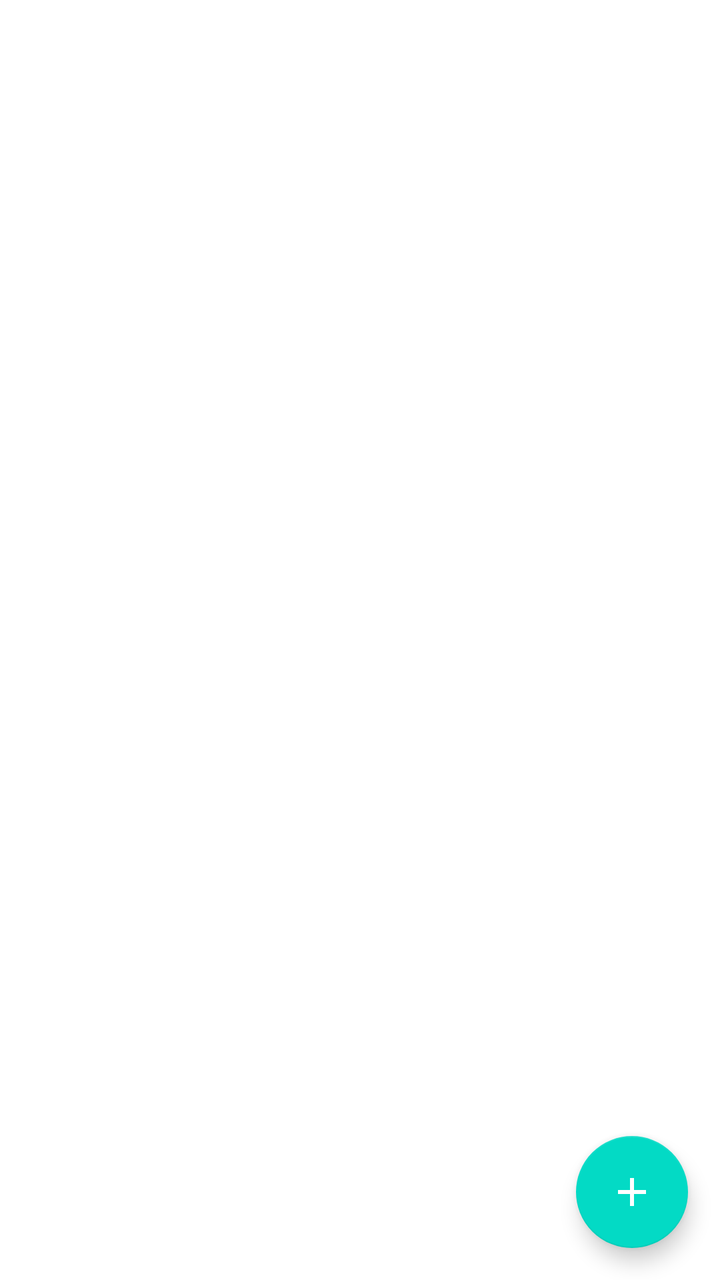
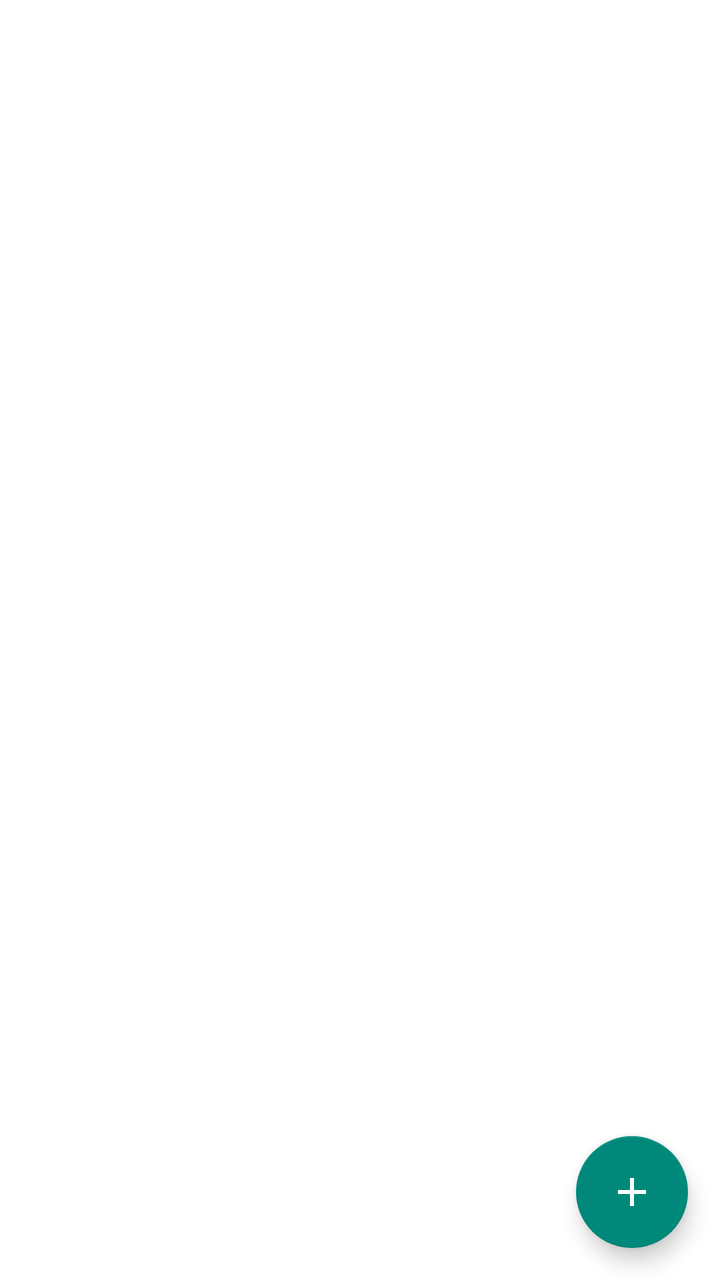

An Android layout rendered at two revisions. The XML below is the earlier revision; the diff shows what the commit changed to produce the second picture.
<!-- AndroidManifest.xml: application theme Theme.Timetable -->
<!-- res/layout/fragment_course_management.xml -->
<?xml version="1.0" encoding="utf-8"?>
<androidx.coordinatorlayout.widget.CoordinatorLayout
    xmlns:android="http://schemas.android.com/apk/res/android"
    xmlns:app="http://schemas.android.com/apk/res-auto"
    android:layout_width="match_parent"
    android:layout_height="match_parent">

    <androidx.recyclerview.widget.RecyclerView
        android:id="@+id/rv_course_list"
        android:layout_width="match_parent"
        android:layout_height="match_parent"
        android:clipToPadding="false"
        android:paddingBottom="80dp" />

    <TextView
        android:id="@+id/tv_empty"
        android:layout_width="match_parent"
        android:layout_height="match_parent"
        android:gravity="center"
        android:text="@string/empty_course_list"
        android:textColor="?android:attr/textColorSecondary"
        android:textSize="16sp"
        android:visibility="gone" />

    <com.google.android.material.floatingactionbutton.FloatingActionButton
        android:id="@+id/fab_add_course"
        android:layout_width="wrap_content"
        android:layout_height="wrap_content"
        android:layout_gravity="bottom|end"
        android:layout_margin="16dp"
        android:contentDescription="@string/add_course"
        android:src="@drawable/ic_add"
        app:tint="@android:color/white" />

</androidx.coordinatorlayout.widget.CoordinatorLayout>
<!-- resources referenced by this layout -->
<resources>
  <!-- drawable ic_add (drawable) -->
  <?xml version="1.0" encoding="utf-8"?>
  <vector xmlns:android="http://schemas.android.com/apk/res/android"
      android:width="24dp"
      android:height="24dp"
      android:viewportWidth="24"
      android:viewportHeight="24">
      <path
          android:fillColor="#FFFFFF"
          android:pathData="M19,13h-6v6h-2v-6H5v-2h6V5h2v6h6v2z" />
  </vector>
  <string name="add_course">添加课程</string>
  <string name="empty_course_list">暂无课程，点击右下角添加</string>
  <style name="Theme.Timetable" parent="Theme.MaterialComponents.DayNight.DarkActionBar">
          
          <item name="colorPrimary">@color/purple_500</item>
          <item name="colorPrimaryVariant">@color/purple_700</item>
          <item name="colorOnPrimary">@color/white</item>
          
          <item name="colorSecondary">@color/teal_200</item>
          <item name="colorSecondaryVariant">@color/teal_700</item>
          <item name="colorOnSecondary">@color/black</item>
          
          <item name="android:statusBarColor">?attr/colorPrimaryVariant</item>
          
      </style>
  <color name="purple_500">#FF6200EE</color>
  <color name="purple_700">#FF3700B3</color>
  <color name="white">#FFFFFFFF</color>
  <color name="teal_200">#FF03DAC5</color>
  <color name="teal_700">#FF018786</color>
  <color name="black">#FF000000</color>
</resources>

<!-- the commit's change to res/layout/fragment_course_management.xml (unified diff, before → after) -->
@@ -3,14 +3,16 @@
     xmlns:android="http://schemas.android.com/apk/res/android"
     xmlns:app="http://schemas.android.com/apk/res-auto"
     android:layout_width="match_parent"
-    android:layout_height="match_parent">
+    android:layout_height="match_parent"
+    android:background="?android:attr/colorBackground">
 
     <androidx.recyclerview.widget.RecyclerView
         android:id="@+id/rv_course_list"
         android:layout_width="match_parent"
         android:layout_height="match_parent"
         android:clipToPadding="false"
-        android:paddingBottom="80dp" />
+        android:paddingTop="8dp"
+        android:paddingBottom="88dp" />
 
     <TextView
         android:id="@+id/tv_empty"
@@ -30,6 +32,8 @@
         android:layout_margin="16dp"
         android:contentDescription="@string/add_course"
         android:src="@drawable/ic_add"
-        app:tint="@android:color/white" />
+        app:tint="@android:color/white"
+        app:fabSize="normal"
+        app:maxImageSize="24dp" />
 
 </androidx.coordinatorlayout.widget.CoordinatorLayout>
<!-- resource entries referenced after the edit -->
@@ -13,24 +13,25 @@
   </vector>
   <string name="add_course">添加课程</string>
   <string name="empty_course_list">暂无课程，点击右下角添加</string>
-  <style name="Theme.Timetable" parent="Theme.MaterialComponents.DayNight.DarkActionBar">
+  <style name="Theme.Timetable" parent="Theme.MaterialComponents.DayNight.NoActionBar">
           
-          <item name="colorPrimary">@color/purple_500</item>
-          <item name="colorPrimaryVariant">@color/purple_700</item>
+          <item name="colorPrimary">@color/blue_primary</item>
+          <item name="colorPrimaryVariant">@color/blue_primary_dark</item>
           <item name="colorOnPrimary">@color/white</item>
           
-          <item name="colorSecondary">@color/teal_200</item>
-          <item name="colorSecondaryVariant">@color/teal_700</item>
-          <item name="colorOnSecondary">@color/black</item>
+          <item name="colorSecondary">@color/accent</item>
+          <item name="colorSecondaryVariant">@color/blue_primary_dark</item>
+          <item name="colorOnSecondary">@color/white</item>
           
           <item name="android:statusBarColor">?attr/colorPrimaryVariant</item>
           
+          <item name="android:navigationBarColor">?attr/colorPrimaryVariant</item>
+          
+          <item name="android:windowLightStatusBar" tools:targetApi="m">false</item>
       </style>
-  <color name="purple_500">#FF6200EE</color>
-  <color name="purple_700">#FF3700B3</color>
+  <color name="blue_primary">#FF1565C0</color>
+  <color name="blue_primary_dark">#FF0D47A1</color>
   <color name="white">#FFFFFFFF</color>
-  <color name="teal_200">#FF03DAC5</color>
-  <color name="teal_700">#FF018786</color>
-  <color name="black">#FF000000</color>
+  <color name="accent">#FF00897B</color>
 </resources>
 
